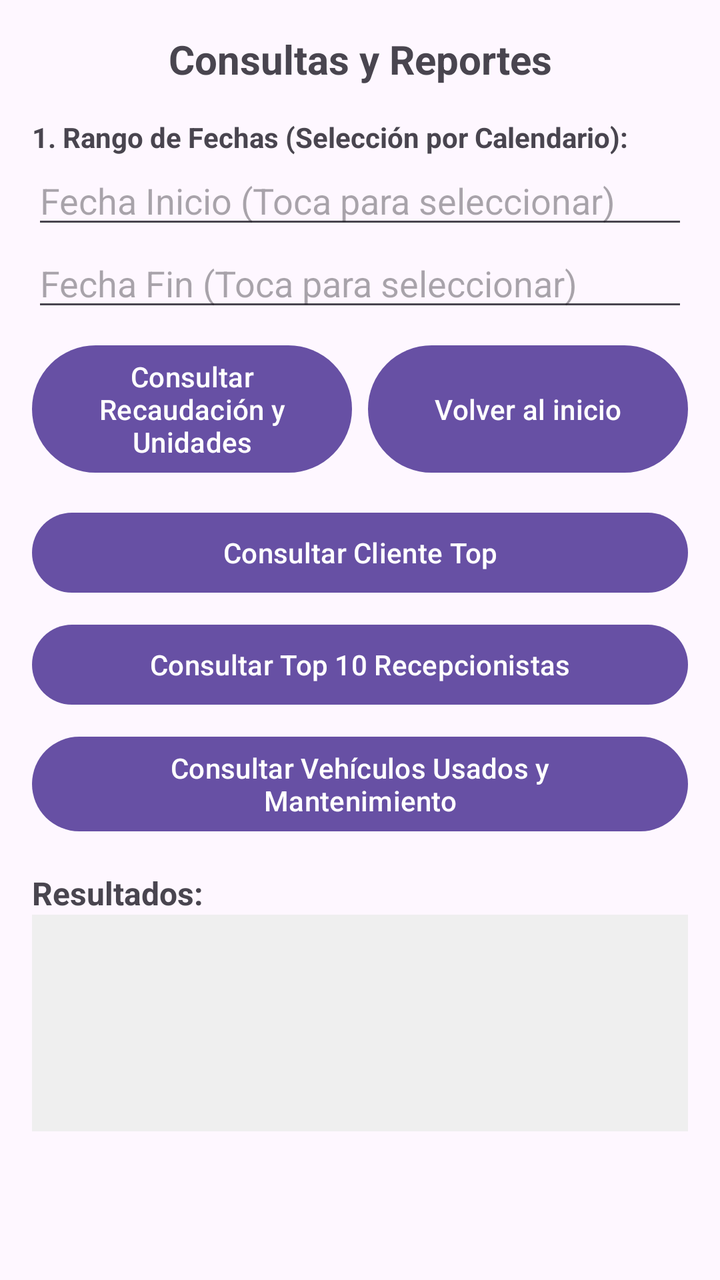
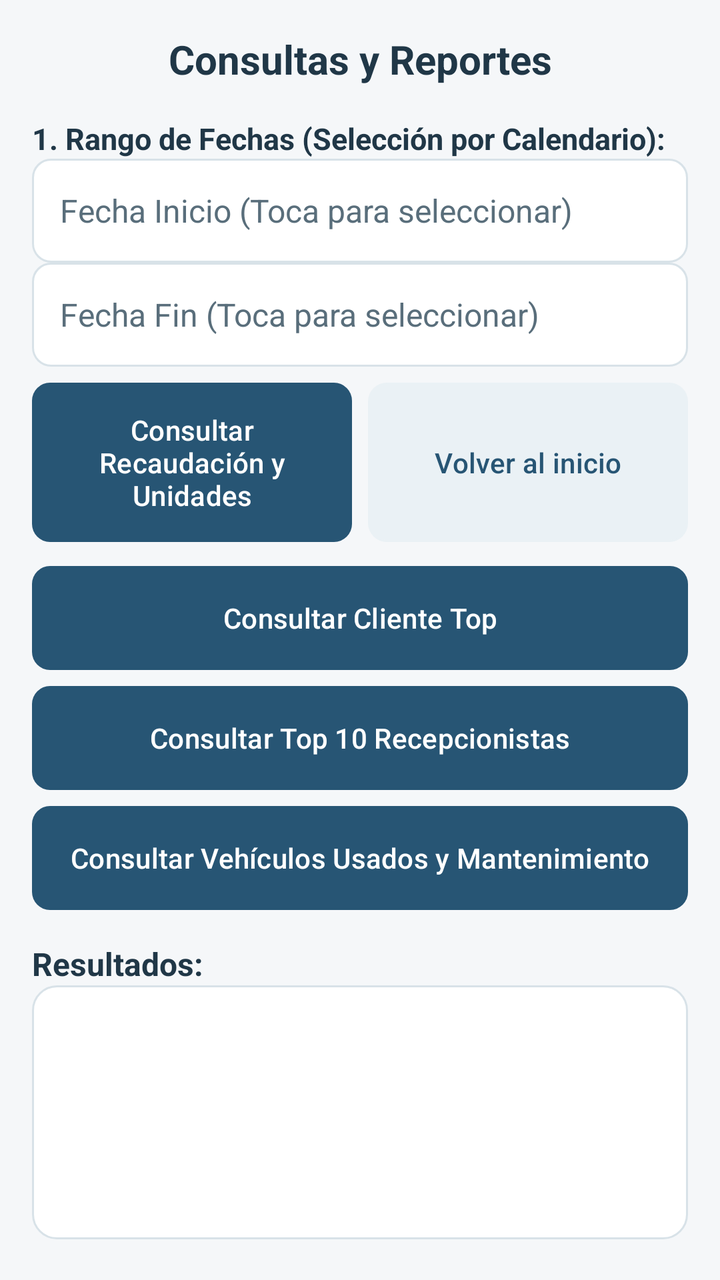

Before-and-after screenshots of an Android layout around one commit, followed by the original layout XML and the change that was made.
<!-- AndroidManifest.xml: application theme Theme.T2 -->
<!-- res/layout/activity_reportes.xml -->
<?xml version="1.0" encoding="utf-8"?>
<ScrollView xmlns:android="http://schemas.android.com/apk/res/android"
    android:layout_width="match_parent"
    android:layout_height="match_parent"
    android:padding="16dp">

    <LinearLayout
        android:layout_width="match_parent"
        android:layout_height="wrap_content"
        android:orientation="vertical">

        <TextView
            android:id="@+id/tvTituloReportes"
            android:layout_width="match_parent"
            android:layout_height="wrap_content"
            android:text="Consultas y Reportes"
            android:textSize="20sp"
            android:textStyle="bold"
            android:gravity="center"
            android:layout_marginBottom="16dp" />

        <TextView
            android:layout_width="match_parent"
            android:layout_height="wrap_content"
            android:text="1. Rango de Fechas (Selección por Calendario):"
            android:textStyle="bold" />

        <EditText
            android:id="@+id/etFechaInicio"
            android:layout_width="match_parent"
            android:layout_height="wrap_content"
            android:hint="Fecha Inicio (Toca para seleccionar)"
            android:focusable="false"
            android:clickable="true" />

        <EditText
            android:id="@+id/etFechaFin"
            android:layout_width="match_parent"
            android:layout_height="wrap_content"
            android:hint="Fecha Fin (Toca para seleccionar)"
            android:focusable="false"
            android:clickable="true"
            android:layout_marginBottom="8dp" />

        <LinearLayout
            android:layout_width="match_parent"
            android:layout_height="wrap_content"
            android:orientation="horizontal"
            android:baselineAligned="false"
            android:layout_marginBottom="12dp">

            <Button
                android:id="@+id/btnConsultarRango"
                android:layout_width="0dp"
                android:layout_height="match_parent"
                android:layout_marginEnd="8dp"
                android:layout_weight="1"
                android:text="Consultar Recaudación y Unidades" />

            <Button
                android:id="@+id/btnVolverInicio"
                android:layout_width="0dp"
                android:layout_height="match_parent"
                android:layout_weight="1"
                android:text="Volver al inicio" />
        </LinearLayout>

        <Button
            android:id="@+id/btnClienteTop"
            android:layout_width="match_parent"
            android:layout_height="wrap_content"
            android:text="Consultar Cliente Top"
            android:layout_marginBottom="8dp" />

        <Button
            android:id="@+id/btnTop10Recepcionistas"
            android:layout_width="match_parent"
            android:layout_height="wrap_content"
            android:text="Consultar Top 10 Recepcionistas"
            android:layout_marginBottom="8dp" />

        <Button
            android:id="@+id/btnVehiculosUsoMantenimiento"
            android:layout_width="match_parent"
            android:layout_height="wrap_content"
            android:text="Consultar Vehículos Usados y Mantenimiento"
            android:layout_marginBottom="16dp" />

        <TextView
            android:layout_width="match_parent"
            android:layout_height="wrap_content"
            android:text="Resultados:"
            android:textStyle="bold"
            android:textSize="16sp" />

        <TextView
            android:id="@+id/tvResultadoReporte"
            android:layout_width="match_parent"
            android:layout_height="wrap_content"
            android:background="#EFEFEF"
            android:padding="12dp"
            android:minLines="5"
            android:focusable="false"
            android:clickable="false"
            android:cursorVisible="false" />

    </LinearLayout>
</ScrollView>
<!-- resources referenced by this layout -->
<resources>
  <style name="Base.Theme.T2" parent="Theme.Material3.DayNight.NoActionBar">
          
          
      </style>
  <!-- unchanged entries left out for length: 1 -->
</resources>

<!-- the commit's change to res/layout/activity_reportes.xml (unified diff, before → after) -->
@@ -2,6 +2,7 @@
 <ScrollView xmlns:android="http://schemas.android.com/apk/res/android"
     android:layout_width="match_parent"
     android:layout_height="match_parent"
+    android:background="@color/app_background"
     android:padding="16dp">
 
     <LinearLayout
@@ -10,6 +11,7 @@
         android:orientation="vertical">
 
         <TextView
+            style="@style/AppTitle"
             android:id="@+id/tvTituloReportes"
             android:layout_width="match_parent"
             android:layout_height="wrap_content"
@@ -20,12 +22,14 @@
             android:layout_marginBottom="16dp" />
 
         <TextView
+            style="@style/AppLabel"
             android:layout_width="match_parent"
             android:layout_height="wrap_content"
             android:text="1. Rango de Fechas (Selección por Calendario):"
             android:textStyle="bold" />
 
         <EditText
+            style="@style/AppInput"
             android:id="@+id/etFechaInicio"
             android:layout_width="match_parent"
             android:layout_height="wrap_content"
@@ -34,6 +38,7 @@
             android:clickable="true" />
 
         <EditText
+            style="@style/AppInput"
             android:id="@+id/etFechaFin"
             android:layout_width="match_parent"
             android:layout_height="wrap_content"
@@ -50,6 +55,7 @@
             android:layout_marginBottom="12dp">
 
             <Button
+                style="@style/AppButton"
                 android:id="@+id/btnConsultarRango"
                 android:layout_width="0dp"
                 android:layout_height="match_parent"
@@ -58,6 +64,7 @@
                 android:text="Consultar Recaudación y Unidades" />
 
             <Button
+                style="@style/AppButton.Secondary"
                 android:id="@+id/btnVolverInicio"
                 android:layout_width="0dp"
                 android:layout_height="match_parent"
@@ -66,6 +73,7 @@
         </LinearLayout>
 
         <Button
+            style="@style/AppButton"
             android:id="@+id/btnClienteTop"
             android:layout_width="match_parent"
             android:layout_height="wrap_content"
@@ -73,6 +81,7 @@
             android:layout_marginBottom="8dp" />
 
         <Button
+            style="@style/AppButton"
             android:id="@+id/btnTop10Recepcionistas"
             android:layout_width="match_parent"
             android:layout_height="wrap_content"
@@ -80,6 +89,7 @@
             android:layout_marginBottom="8dp" />
 
         <Button
+            style="@style/AppButton"
             android:id="@+id/btnVehiculosUsoMantenimiento"
             android:layout_width="match_parent"
             android:layout_height="wrap_content"
@@ -87,6 +97,7 @@
             android:layout_marginBottom="16dp" />
 
         <TextView
+            style="@style/AppLabel"
             android:layout_width="match_parent"
             android:layout_height="wrap_content"
             android:text="Resultados:"
@@ -94,10 +105,11 @@
             android:textSize="16sp" />
 
         <TextView
+            style="@style/AppResult"
             android:id="@+id/tvResultadoReporte"
             android:layout_width="match_parent"
             android:layout_height="wrap_content"
-            android:background="#EFEFEF"
+            android:background="@drawable/bg_app_card"
             android:padding="12dp"
             android:minLines="5"
             android:focusable="false"
<!-- resource entries referenced after the edit -->
@@ -1,9 +1,96 @@
 <!-- resources referenced by this layout -->
 <resources>
+  <color name="app_background">#F5F7F9</color>
+  <!-- drawable bg_app_card (drawable) -->
+  <?xml version="1.0" encoding="utf-8"?>
+  <shape xmlns:android="http://schemas.android.com/apk/res/android">
+      <solid android:color="@color/app_surface" />
+      <corners android:radius="12dp" />
+      <stroke android:width="1dp" android:color="@color/app_border" />
+  </shape>
+  <style name="AppButton">
+          <item name="android:background">@drawable/bg_app_primary</item>
+          <item name="backgroundTint">@color/app_primary</item>
+          <item name="android:backgroundTint">@color/app_primary</item>
+          <item name="android:textColor">@color/app_on_primary</item>
+          <item name="android:textAllCaps">false</item>
+          <item name="android:textSize">14sp</item>
+          <item name="android:gravity">center</item>
+          <item name="android:minHeight">52dp</item>
+          <item name="android:padding">10dp</item>
+      </style>
+  <style name="AppButton.Secondary" parent="AppButton">
+          <item name="android:background">@drawable/bg_app_secondary</item>
+          <item name="backgroundTint">@color/app_soft</item>
+          <item name="android:backgroundTint">@color/app_soft</item>
+          <item name="android:textColor">@color/app_secondary_text</item>
+      </style>
+  <style name="AppInput">
+          <item name="android:background">@drawable/bg_app_input</item>
+          <item name="android:textColor">@color/app_text</item>
+          <item name="android:textColorHint">@color/app_muted</item>
+          <item name="android:textSize">16sp</item>
+          <item name="android:paddingStart">14dp</item>
+          <item name="android:paddingEnd">14dp</item>
+          <item name="android:paddingTop">12dp</item>
+          <item name="android:paddingBottom">12dp</item>
+          <item name="android:minHeight">52dp</item>
+      </style>
+  <style name="AppLabel">
+          <item name="android:textSize">15sp</item>
+          <item name="android:textStyle">bold</item>
+          <item name="android:textColor">@color/app_text</item>
+      </style>
+  <style name="AppResult">
+          <item name="android:background">@drawable/bg_app_card</item>
+          <item name="android:textColor">@color/app_text</item>
+          <item name="android:textSize">15sp</item>
+          <item name="android:padding">16dp</item>
+          <item name="android:lineSpacingExtra">3dp</item>
+      </style>
+  <style name="AppTitle">
+          <item name="android:textSize">22sp</item>
+          <item name="android:textStyle">bold</item>
+          <item name="android:textColor">@color/app_text</item>
+          <item name="android:gravity">center</item>
+      </style>
+  <color name="app_surface">#FFFFFFFF</color>
+  <color name="app_border">#D8E2E8</color>
+  <!-- drawable bg_app_primary (drawable) -->
+  <?xml version="1.0" encoding="utf-8"?>
+  <shape xmlns:android="http://schemas.android.com/apk/res/android">
+      <solid android:color="@color/app_primary" />
+      <corners android:radius="9dp" />
+  </shape>
+  <color name="app_primary">#275574</color>
+  <color name="app_on_primary">#FFFFFFFF</color>
+  <!-- drawable bg_app_secondary (drawable) -->
+  <?xml version="1.0" encoding="utf-8"?>
+  <shape xmlns:android="http://schemas.android.com/apk/res/android">
+      <solid android:color="@color/app_soft" />
+      <corners android:radius="9dp" />
+      <stroke android:width="1dp" android:color="@color/app_border" />
+  </shape>
+  <color name="app_soft">#EAF1F5</color>
+  <color name="app_secondary_text">#275574</color>
+  <!-- drawable bg_app_input (drawable) -->
+  <?xml version="1.0" encoding="utf-8"?>
+  <shape xmlns:android="http://schemas.android.com/apk/res/android">
+      <solid android:color="@color/app_surface" />
+      <corners android:radius="9dp" />
+      <stroke android:width="1dp" android:color="@color/app_border" />
+  </shape>
+  <color name="app_text">#203747</color>
+  <color name="app_muted">#596E7B</color>
   <style name="Base.Theme.T2" parent="Theme.Material3.DayNight.NoActionBar">
-          
-          
+          <item name="colorPrimary">@color/app_primary</item>
+          <item name="colorOnPrimary">@color/app_on_primary</item>
+          <item name="colorSurface">@color/app_surface</item>
+          <item name="colorOnSurface">@color/app_text</item>
+          <item name="android:statusBarColor">@color/app_primary_dark</item>
+          <item name="android:windowLightStatusBar">true</item>
       </style>
+  <color name="app_primary_dark">#1B3C53</color>
   <!-- unchanged entries left out for length: 1 -->
 </resources>
 
